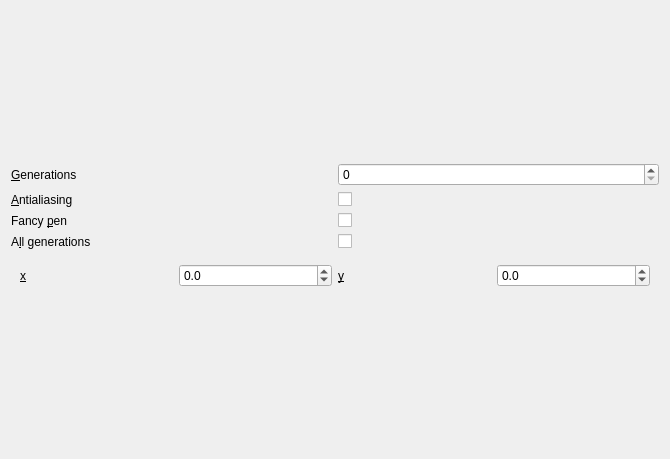
First picture: the form in controlsdialog.ui, repository deadmorous/gen_fractal, before the edit.
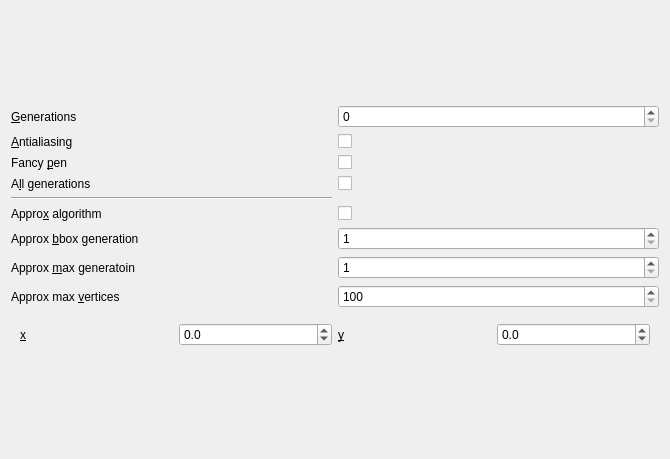
Second picture: the form after the edit.

Commit message: Implement `FractalApproxIterator` for painting fractals up to pixel-size tolerance.

What changed in the file:
```diff
--- a/controlsdialog.ui
+++ b/controlsdialog.ui
@@ -29,13 +29,6 @@
    </item>
    <item>
     <layout class="QGridLayout" name="gridLayout">
-     <item row="1" column="1">
-      <widget class="QCheckBox" name="checkAntialiasing">
-       <property name="text">
-        <string/>
-       </property>
-      </widget>
-     </item>
      <item row="2" column="1">
       <widget class="QCheckBox" name="checkPen">
        <property name="text">
@@ -43,6 +36,13 @@
        </property>
       </widget>
      </item>
+     <item row="3" column="1">
+      <widget class="QCheckBox" name="checkAllGen">
+       <property name="text">
+        <string/>
+       </property>
+      </widget>
+     </item>
      <item row="1" column="0">
       <widget class="QLabel" name="label_aa">
        <property name="text">
@@ -53,10 +53,30 @@
        </property>
       </widget>
      </item>
-     <item row="0" column="1">
-      <widget class="QSpinBox" name="generations">
-       <property name="maximum">
-        <number>10</number>
+     <item row="7" column="0">
+      <widget class="QLabel" name="label_approx_maxx_gen">
+       <property name="text">
+        <string>Approx &amp;max generatoin</string>
+       </property>
+       <property name="buddy">
+        <cstring>spinApproxMaxGen</cstring>
+       </property>
+      </widget>
+     </item>
+     <item row="6" column="0">
+      <widget class="QLabel" name="label_approx_bbox_gen">
+       <property name="text">
+        <string>Approx &amp;bbox generation</string>
+       </property>
+       <property name="buddy">
+        <cstring>spinApproxBboxGen</cstring>
+       </property>
+      </widget>
+     </item>
+     <item row="1" column="1">
+      <widget class="QCheckBox" name="checkAntialiasing">
+       <property name="text">
+        <string/>
        </property>
       </widget>
      </item>
@@ -70,13 +90,20 @@
        </property>
       </widget>
      </item>
-     <item row="0" column="0">
-      <widget class="QLabel" name="label_generations">
+     <item row="0" column="1">
+      <widget class="QSpinBox" name="generations">
+       <property name="maximum">
+        <number>10</number>
+       </property>
+      </widget>
+     </item>
+     <item row="5" column="0">
+      <widget class="QLabel" name="label_approx">
        <property name="text">
-        <string>&amp;Generations</string>
+        <string>Appro&amp;x algorithm</string>
        </property>
        <property name="buddy">
-        <cstring>generations</cstring>
+        <cstring>checkApprox</cstring>
        </property>
       </widget>
      </item>
@@ -90,13 +117,73 @@
        </property>
       </widget>
      </item>
-     <item row="3" column="1">
-      <widget class="QCheckBox" name="checkAllGen">
+     <item row="0" column="0">
+      <widget class="QLabel" name="label_generations">
+       <property name="text">
+        <string>&amp;Generations</string>
+       </property>
+       <property name="buddy">
+        <cstring>generations</cstring>
+       </property>
+      </widget>
+     </item>
+     <item row="4" column="0">
+      <widget class="Line" name="line">
+       <property name="orientation">
+        <enum>Qt::Horizontal</enum>
+       </property>
+      </widget>
+     </item>
+     <item row="8" column="0">
+      <widget class="QLabel" name="label_approx_max_vertices">
+       <property name="text">
+        <string>Approx max &amp;vertices</string>
+       </property>
+       <property name="buddy">
+        <cstring>spinApproxMaxVertices</cstring>
+       </property>
+      </widget>
+     </item>
+     <item row="5" column="1">
+      <widget class="QCheckBox" name="checkApprox">
        <property name="text">
         <string/>
        </property>
       </widget>
      </item>
+     <item row="6" column="1">
+      <widget class="QSpinBox" name="spinApproxBboxGen">
+       <property name="minimum">
+        <number>1</number>
+       </property>
+       <property name="maximum">
+        <number>10</number>
+       </property>
+      </widget>
+     </item>
+     <item row="7" column="1">
+      <widget class="QSpinBox" name="spinApproxMaxGen">
+       <property name="minimum">
+        <number>1</number>
+       </property>
+       <property name="maximum">
+        <number>100</number>
+       </property>
+      </widget>
+     </item>
+     <item row="8" column="1">
+      <widget class="QSpinBox" name="spinApproxMaxVertices">
+       <property name="minimum">
+        <number>100</number>
+       </property>
+       <property name="maximum">
+        <number>10000000</number>
+       </property>
+       <property name="singleStep">
+        <number>1000000</number>
+       </property>
+      </widget>
+     </item>
     </layout>
    </item>
    <item>
```
Left out of the diff: 4 changed lines with no effect on the pictures. The commit also changes 6 other files.
